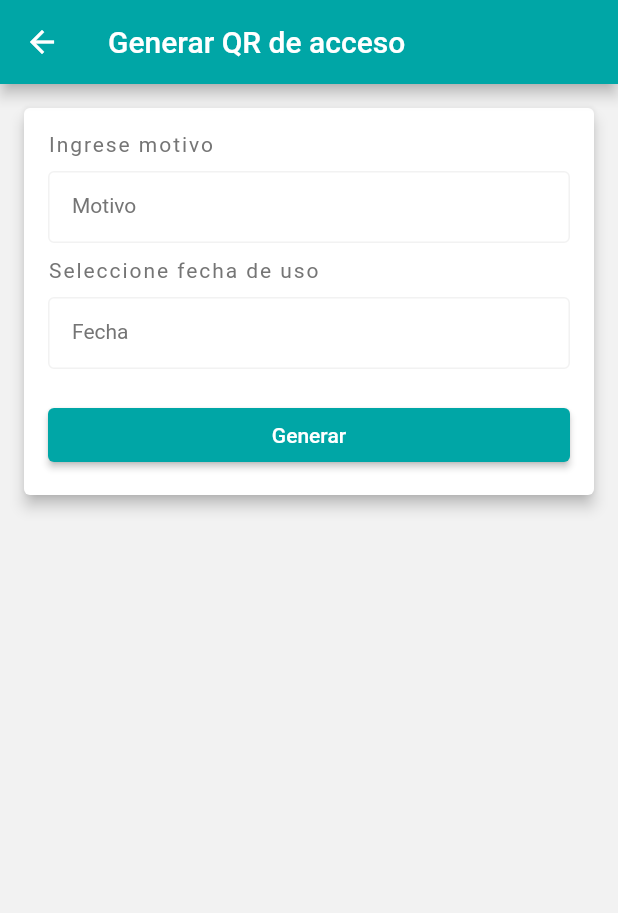
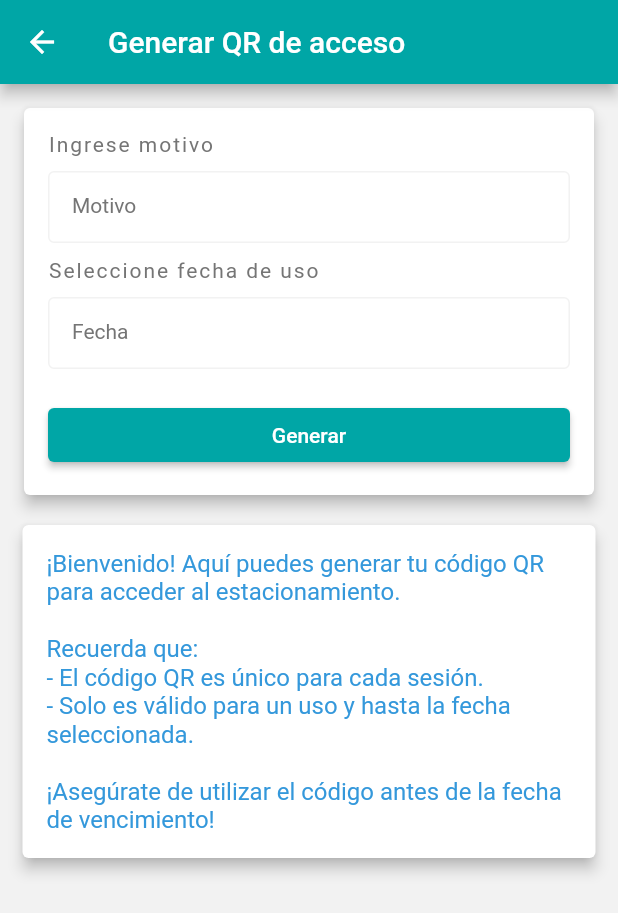
Before and after one commit to adrian-parra/Flutter-Practicas, a Flutter app: the DrawerWidget widget shown alone on an empty page, opened directly, after a tap on "Generar QR", on a phone screen of 412 x 824 dp. Shown: the top 913 px of the screen. Run offline on Flutter 3.47's test engine with Material 2 defaults, Android fonts, the phone set to English and light mode, and no system bars; drawn by our look-alikes of datetime_picker_formfield; our stand-ins replace flip_card, flutter_slidable, fluttertoast, pdf, permission_handler, printing and 2 more; missing offline and left inert: flutter_dialogs, image_downloader; accounts and stored records are empty.

Commit message:
change general
* perfil en menu se oculta para rol invitado

* add descripcion de uso en interfaz generar qr

* chage spalsh screen ahora si se encunetra una sesion iniciada se envia a al interfaz home

* change sesionManager class ,se agregaron setter y getter para rol de usuario

```diff
--- a/proyecto_final/lib/screens/generar_qr_screen.dart
+++ b/proyecto_final/lib/screens/generar_qr_screen.dart
@@ -10,19 +10,16 @@ import 'package:datetime_picker_formfield/datetime_picker_formfield.dart';
 import 'package:intl/intl.dart';
 
 class GenerarQrScreen extends StatelessWidget {
-
   final TextEditingController motivo = TextEditingController();
 
   bool isError = false;
 
   String? selectedDate;
 
-
   GenerarQrScreen({super.key});
 
   @override
   Widget build(BuildContext context) {
-
     final format = DateFormat("yyyy-MM-dd");
 
     return Scaffold(
@@ -31,8 +28,10 @@ class GenerarQrScreen extends StatelessWidget {
           title: const Text('Generar QR de acceso'),
           backgroundColor: AppConfig.colorPrincipal,
         ),
-        body: Container(
-          child: Card(
+        body: SingleChildScrollView(
+          child: Column(
+          children: [
+        Card(
           elevation: 4,
           margin: const EdgeInsets.all(AppConfig.marginValue),
           child: Container(
@@ -91,13 +90,15 @@ class GenerarQrScreen extends StatelessWidget {
                         color: AppConfig.colorDescripcion,
                         fontSize: AppConfig.sizeDescripcion),
                     border: OutlineInputBorder(
-                        borderSide: BorderSide(color: AppConfig.colorPrincipal),
+                      borderSide:
+                          BorderSide(color: AppConfig.colorPrincipal),
                     ),
                     enabledBorder: OutlineInputBorder(
                       borderSide: BorderSide(color: AppConfig.colorFondo),
                     ),
                     focusedBorder: OutlineInputBorder(
-                        borderSide: BorderSide(color: AppConfig.colorPrincipal),
+                      borderSide:
+                          BorderSide(color: AppConfig.colorPrincipal),
                     ),
                   ),
                   onShowPicker: (context, currentValue) async {
@@ -133,7 +134,8 @@ class GenerarQrScreen extends StatelessWidget {
                         if (await this
                             .doesImagePathExistInSharedPreferences()) {
                           Fluttertoast.showToast(
-                              msg: 'Ya ha generado un qr, solo puede generar uno por sesión',
+                            msg:
+                                'Ya ha generado un qr, solo puede generar uno por sesión',
                             toastLength: Toast.LENGTH_SHORT,
                             gravity: ToastGravity.BOTTOM,
                             timeInSecForIosWeb: 12,
@@ -156,6 +158,39 @@ class GenerarQrScreen extends StatelessWidget {
               ],
             ),
           ),
+        ),
+
+        Container(
+          padding: EdgeInsets.only(
+  top: 0,
+  left: AppConfig.paddingValue - 5,
+  right: AppConfig.paddingValue - 5,
+  bottom: AppConfig.paddingValue - 5,
+),
+
+          child:  Card(
+          elevation: 4,
+          child: Container(
+                 padding: const EdgeInsets.all(AppConfig.paddingValue),
+
+            child: Text(
+            '''¡Bienvenido! Aquí puedes generar tu código QR para acceder al estacionamiento.
+
+Recuerda que:
+- El código QR es único para cada sesión.
+- Solo es válido para un uso y hasta la fecha seleccionada.
+
+¡Asegúrate de utilizar el código antes de la fecha de vencimiento!''',
+            style: TextStyle(
+              fontSize:AppConfig.sizeDescripcion + 2, // Ajusta el tamaño de fuente según tus preferencias
+              color:AppConfig.colorInfo // Ajusta el color del texto según tus preferencias
+            ),
+          ),
+          )
+        ),
+        )
+
+          ],
         ),
         ));
   }
@@ -213,7 +248,7 @@ class GenerarQrScreen extends StatelessWidget {
             },
             errorBuilder:
                 (BuildContext context, Object error, StackTrace? stackTrace) {
-              return Icon(Icons.error);
+              return const Icon(Icons.error);
             },
           ),
           actions: [
--- a/proyecto_final/lib/screens/home_screen.dart
+++ b/proyecto_final/lib/screens/home_screen.dart
@@ -1,5 +1,7 @@
 import 'package:flutter/material.dart';
 import 'package:proyecto_final/config.dart';
+import 'package:proyecto_final/screens/login_screen.dart';
+import 'package:proyecto_final/utils/sesion_manager.dart';
 import 'package:proyecto_final/widgets/drawer_widget.dart';
 
 class HomeScreen extends StatefulWidget {
@@ -19,8 +21,11 @@ class _HomeScreenState extends State<HomeScreen> {
         actions: [
           IconButton(
             icon: Icon(Icons.exit_to_app),
-            onPressed: () {
-              // Lógica al presionar el ícono de inicio de sesión
+            onPressed: () async{
+              await SessionManager.borrarSesion();
+              Navigator.of(context).pushReplacement(MaterialPageRoute(
+            builder: (context) => LoginScreen(),
+          ));
             },
           ),
         ],
@@ -57,6 +62,7 @@ class _HomeScreenState extends State<HomeScreen> {
             ],
           )),
       drawer: const Drawer(
+        backgroundColor: AppConfig.colorSecundario,
         child: DrawerWidget(),
       ),
     );
--- a/proyecto_final/lib/screens/login_screen.dart
+++ b/proyecto_final/lib/screens/login_screen.dart
@@ -139,15 +139,15 @@ class _LoginScreenState extends State<LoginScreen> {
                   children: [
                     Expanded(
                         child: CustomButton(
-                      onPressed: () {
-                        setState(() async {
+                      onPressed: () async {
+
                           await SessionManager.guardarSesion(
                               nombre: '', cargo: '', uuid: '', rol: 'invitado');
 
-                          Navigator.of(context).push(MaterialPageRoute(
-                            builder: (context) => HomeScreen(),
-                          ));
-                        });
+                          Navigator.of(context).pushReplacement(MaterialPageRoute(
+            builder: (context) => HomeScreen(),
+          ));
+
                       },
                       text: 'INVITADO',
                       color: AppConfig.colorSuccess,
--- a/proyecto_final/lib/utils/sesion_manager.dart
+++ b/proyecto_final/lib/utils/sesion_manager.dart
@@ -8,6 +8,14 @@ class SessionManager {
   static const String KEY_UUID = 'uuid';
   static const String KEY_ROL = 'rol';
 
+  static String _rol = '';
+
+  static String get rol => _rol;
+
+  static set rol(String rol) {
+    _rol = rol;
+  }
+
   // Guardar información de sesión
   static Future<void> guardarSesion({required String nombre, required String cargo, required String uuid, required String rol}) async {
     SharedPreferences prefs = await SharedPreferences.getInstance();
@@ -15,6 +23,8 @@ class SessionManager {
     await prefs.setString(KEY_CARGO, cargo);
     await prefs.setString(KEY_UUID, cargo);
     await prefs.setString(KEY_ROL, rol);
+
+    SessionManager.rol = rol;
   }
 
   // Obtener información de sesión
@@ -36,5 +46,7 @@ class SessionManager {
     await prefs.remove(KEY_UUID);
     await prefs.remove(KEY_ROL);
 
+    await prefs.remove('qrGenerado');
+
   }
 }
--- a/proyecto_final/lib/widgets/drawer_widget.dart
+++ b/proyecto_final/lib/widgets/drawer_widget.dart
@@ -3,6 +3,8 @@ import 'package:proyecto_final/config.dart';
 import 'package:proyecto_final/screens/generar_qr_screen.dart';
 import 'package:proyecto_final/screens/profile_screen.dart';
 import 'package:proyecto_final/screens/qr_generado_screen.dart';
+
+import '../utils/sesion_manager.dart';
 
 class DrawerWidget extends StatelessWidget {
   const DrawerWidget({super.key});
@@ -12,44 +14,72 @@ class DrawerWidget extends StatelessWidget {
     return Column(
       children: [
         Padding(
-          padding: const EdgeInsets.only(top:AppConfig.paddingValue * 4),
+          padding: const EdgeInsets.only(top: AppConfig.paddingValue * 4),
           child: Column(
             mainAxisAlignment: MainAxisAlignment.center,
             crossAxisAlignment: CrossAxisAlignment.center,
-            children: const [
-              CircleAvatar(
+            children: [
+              const CircleAvatar(
                 radius: 50,
                 backgroundColor: AppConfig.colorSecundario,
                 backgroundImage: AssetImage('assets/profile_male.png'),
               ),
-              SizedBox(
+              const SizedBox(
+                height: AppConfig.gap,
+              ),
+              FutureBuilder<Map<String, String>>(
+                future: SessionManager.obtenerSesion(),
+                builder: (context, snapshot) {
+                  if (snapshot.connectionState == ConnectionState.done) {
+                    if (snapshot.hasData) {
+                      String? nombre = snapshot.data!['nombre'];
+                      String? cargo = snapshot.data!['cargo'];
+                      String? rol = snapshot.data!['rol'];
+
+                      if (rol == 'invitado') {
+                        nombre = 'INVITADO';
+                        cargo = 'ANÓNIMO';
+                      }
+
+                      return Column(
+                        children: [
+                          Text(
+                            nombre!,
+                            style: const TextStyle(
+                              fontSize: AppConfig.sizeTitulo,
+                              color: AppConfig.colorExtra,
+                            ),
+                          ),
+                          const SizedBox(
                             height: AppConfig.gap,
                           ),
                           Text(
-                'Adrian Parra',
-                style: TextStyle(
-                  fontSize: AppConfig.sizeTitulo,
-                  color: AppConfig.colorExtra
+                            cargo!,
+                            style: const TextStyle(
+                              fontSize: AppConfig.sizeSubtitulo,
+                              color: AppConfig.colorDescripcion,
                             ),
                           ),
-              SizedBox(
-                height: AppConfig.gap,
+                        ],
+                      );
+                    } else {
+                      return const Text('Error al obtener la sesión');
+                    }
+                  } else {
+                    return const CircularProgressIndicator(); // O cualquier indicador de carga
+                  }
+                },
               ),
-              Text(
-                'Alumno',
-                style: TextStyle(
-                  fontSize: AppConfig.sizeSubtitulo,
-                  color: AppConfig.colorDescripcion
-                ),
-              ),
-              SizedBox(
+              const SizedBox(
                 height: AppConfig.gap,
               ),
             ],
           ),
         ),
-        ListTile(
-          onTap: (){
+        Visibility(
+          visible: SessionManager.rol == 'usuario',
+          child: ListTile(
+            onTap: () {
               Navigator.pop(context); // Cerrar el Drawer
               Navigator.push(
                 context,
@@ -57,18 +87,17 @@ class DrawerWidget extends StatelessWidget {
               );
             },
             leading: const Icon(
-            Icons.person ,
+              Icons.person,
               color: AppConfig.colorExtra,
             ),
             title: const Text(
               'Perfil',
-              style: TextStyle(
-                color: AppConfig.colorDescripcion
+              style: TextStyle(color: AppConfig.colorDescripcion),
             ),
           ),
         ),
         ListTile(
-          onTap: (){
+          onTap: () {
             Navigator.pop(context); // Cerrar el Drawer
             Navigator.push(
               context,
@@ -76,16 +105,13 @@ class DrawerWidget extends StatelessWidget {
             );
           },
           leading: const Icon(
-            Icons.qr_code ,
+            Icons.qr_code,
             color: AppConfig.colorExtra,
           ),
           title: const Text(
             'Generar QR',
-            style: TextStyle(
-              color: AppConfig.colorDescripcion
+            style: TextStyle(color: AppConfig.colorDescripcion),
           ),
-            )
-          ,
         ),
         // ListTile(
         //   onTap: (){},
@@ -101,7 +127,7 @@ class DrawerWidget extends StatelessWidget {
         //   ),
         // ),
         ListTile(
-          onTap: (){
+          onTap: () {
             Navigator.pop(context); // Cerrar el Drawer
             Navigator.push(
               context,
@@ -109,14 +135,12 @@ class DrawerWidget extends StatelessWidget {
             );
           },
           leading: const Icon(
-            Icons.qr_code_2_sharp ,
+            Icons.qr_code_2_sharp,
             color: AppConfig.colorExtra,
           ),
           title: const Text(
             'QR generado',
-            style: TextStyle(
-              color: AppConfig.colorDescripcion
-            ),
+            style: TextStyle(color: AppConfig.colorDescripcion),
           ),
         )
       ],
--- a/proyecto_final/lib/widgets/splash_screen.dart
+++ b/proyecto_final/lib/widgets/splash_screen.dart
@@ -1,7 +1,10 @@
 import 'package:flutter/material.dart';
+import 'package:proyecto_final/screens/home_screen.dart';
 // import 'package:proyecto_final/screens/home_screen.dart';
 import 'package:proyecto_final/screens/login_screen.dart';
 import 'package:proyecto_final/config.dart';
+
+import '../utils/sesion_manager.dart';
 
 class SplashScreen extends StatefulWidget {
   const SplashScreen({super.key});
@@ -16,13 +19,31 @@ class _SplashScreenState extends State<SplashScreen> {
   @override
   void initState() {
     Future.delayed(
-      const Duration(milliseconds: 3000),
-      ()=> Navigator.pushReplacement(
-        context,MaterialPageRoute(builder: (context) => const LoginScreen())
-      )
+      const Duration(milliseconds: 5000),
+      ()=> verificarSesion()
     );
     super.initState();
 
+  }
+
+   Future<void> verificarSesion() async {
+    // Esperar a que se obtenga la información de sesión
+    Map<String, String> sesion = await SessionManager.obtenerSesion();
+
+    // Comprobar si hay información de sesión
+    if (sesion['rol']!.isNotEmpty) {
+      // Si hay información de sesión, redirigir a la pantalla de inicio
+      Navigator.pushReplacement(
+        context,
+        MaterialPageRoute(builder: (context) => HomeScreen()),
+      );
+    } else {
+      // Si no hay información de sesión, redirigir a la pantalla de inicio de sesión
+      Navigator.pushReplacement(
+        context,
+        MaterialPageRoute(builder: (context) => LoginScreen()),
+      );
+    }
   }
 
   @override
```
Lines whose indentation alone changed are shown as unchanged.
